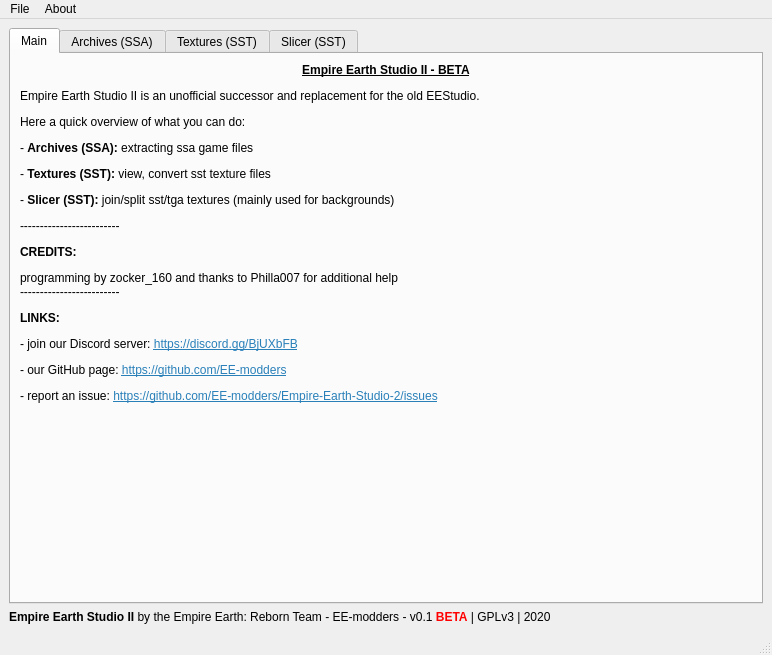
First picture: the form in src/lib/mainWindow.ui, repository EE-modders/Empire-Earth-Studio-2, before the edit.
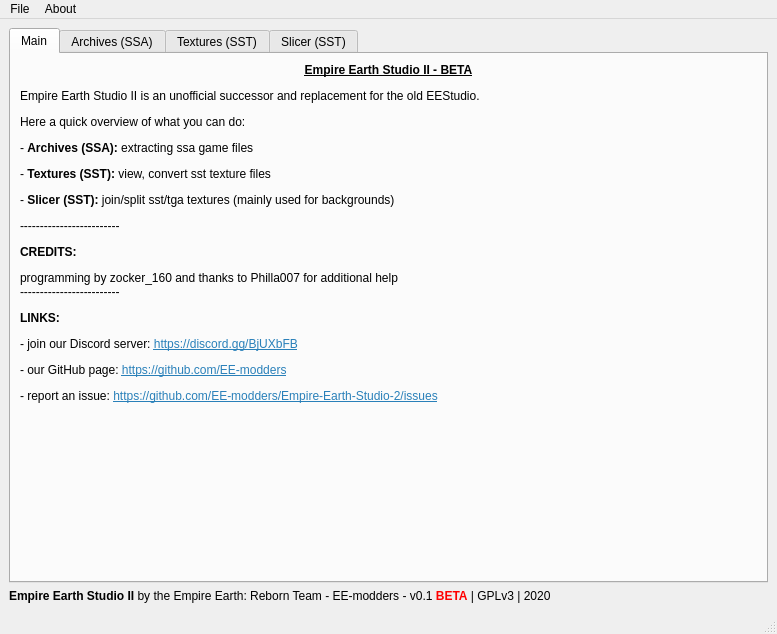
Second picture: the form after the edit. Icons and pictures are not drawn. Custom widgets are drawn as their Qt base class.

```diff
--- a/src/lib/mainWindow.ui
+++ b/src/lib/mainWindow.ui
@@ -9,8 +9,8 @@
    <rect>
     <x>0</x>
     <y>0</y>
-    <width>772</width>
-    <height>655</height>
+    <width>777</width>
+    <height>634</height>
    </rect>
   </property>
   <property name="sizePolicy">
@@ -1024,7 +1024,7 @@
     <rect>
      <x>0</x>
      <y>0</y>
-     <width>772</width>
+     <width>777</width>
      <height>34</height>
     </rect>
    </property>
```
Left out of the diff: 8 changed lines with no effect on the pictures.
